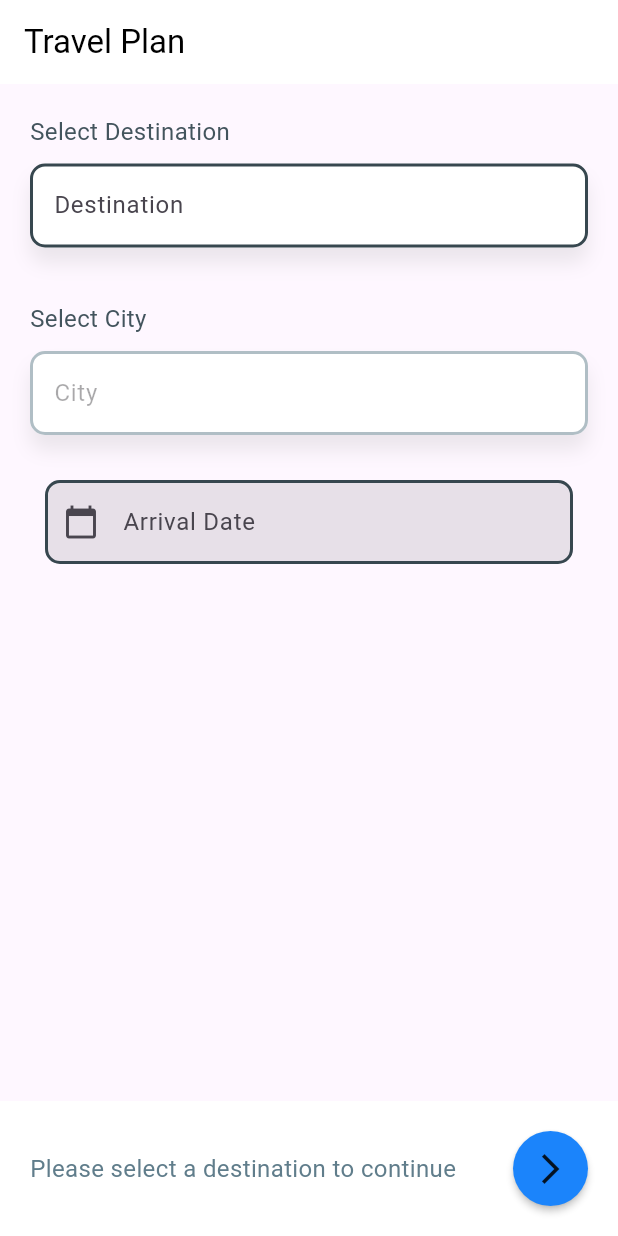
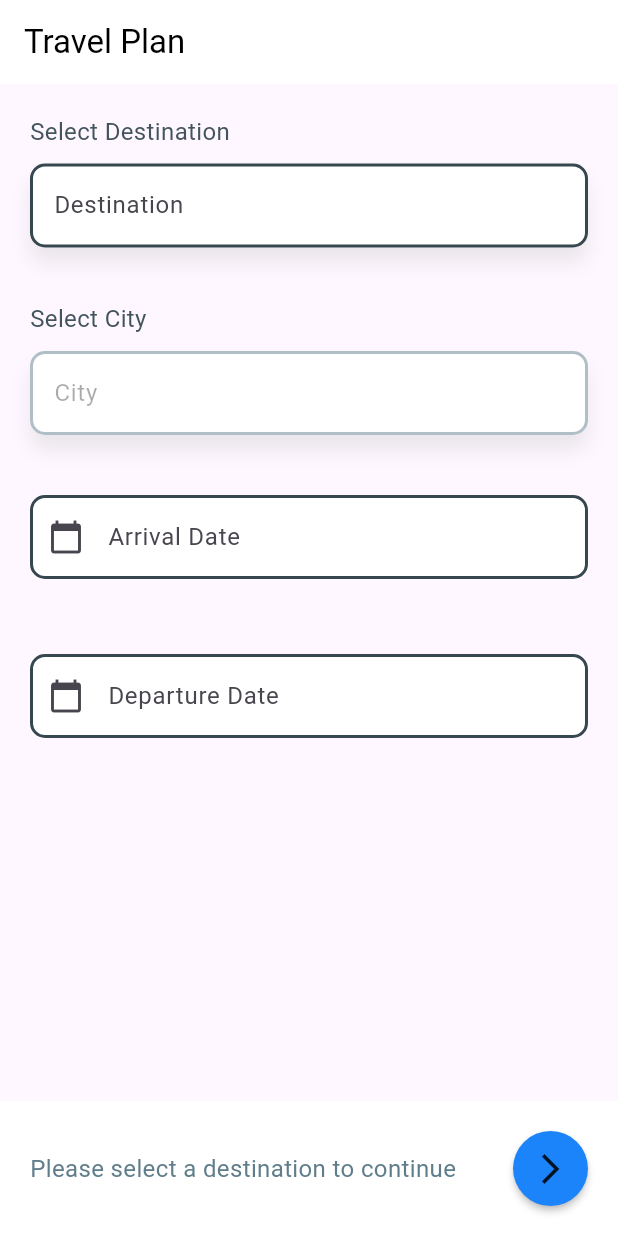
Before and after one commit to NZpatelK/Travel-Assistant, a Flutter app: the screen it shows after launch, on a phone screen of 412 x 824 dp. Run offline on Flutter 3.47's test engine with Material 3 defaults, Android fonts, the phone set to English and light mode, and no system bars; drawn by our look-alikes of searchfield.

Commit message:
add arrival and department date to the app

```diff
--- a/lib/datepicker.dart
+++ b/lib/datepicker.dart
@@ -2,7 +2,16 @@ import 'package:flutter/material.dart';
 import 'package:intl/intl.dart';
 
 class DatePicker extends StatefulWidget {
-  const DatePicker({super.key});
+  final String title;
+  final DateTime selectedDate;
+  final ValueChanged<DateTime> onDateChanged;
+
+  const DatePicker({
+    super.key,
+    required this.title,
+    required this.selectedDate,
+    required this.onDateChanged,
+  });
 
   @override
   _DatePickerState createState() => _DatePickerState();
@@ -16,13 +25,14 @@ class _DatePickerState extends State<DatePicker> {
     return Column(
       children: [
         Padding(
-          padding: const EdgeInsets.all(30),
+          padding: const EdgeInsets.fromLTRB(20, 40, 20, 10),
           child: TextField(
             controller: _dateController,
             decoration: InputDecoration(
-              labelText: 'Arrival Date',
+              labelText: widget.title,
               filled: true,
-              prefixIcon: Icon(Icons.calendar_today),
+              fillColor: Colors.white,
+              prefixIcon: const Icon(Icons.calendar_today),
               enabledBorder: OutlineInputBorder(
                 borderSide: BorderSide(
                   color: Colors.blueGrey.shade800,
@@ -57,7 +67,8 @@ class _DatePickerState extends State<DatePicker> {
 
     if (_picked != null) {
       setState(() {
-       _dateController.text = DateFormat('dd/MM/yyyy').format(_picked);
+        _dateController.text = DateFormat('dd/MM/yyyy').format(_picked);
+        widget.onDateChanged(_picked);
       });
     }
   }
--- a/lib/destination_search.dart
+++ b/lib/destination_search.dart
@@ -13,6 +13,9 @@ class DestinationSearch extends StatefulWidget {
 class _DestinationSearchState extends State<DestinationSearch> {
   String? _selectedDestination;
   String? _selectedCity;
+  DateTime? _arrivalDate;
+  DateTime? _departureDate;
+
   final FocusNode _focusNode = FocusNode();
 
   @override
@@ -29,6 +32,24 @@ class _DestinationSearchState extends State<DestinationSearch> {
   void dispose() {
     _focusNode.dispose();
     super.dispose();
+  }
+
+  bool checkInput() {
+    if (_selectedDestination == null ||
+        _selectedCity == null ||
+        _arrivalDate == null ||
+        _departureDate == null) {
+      return false;
+    }
+    return true;
+  }
+
+  String outputDisplay() {
+    final arrival = _arrivalDate;
+    final departure = _departureDate;
+    if (arrival == null || departure == null) return '';
+    final days = departure.difference(arrival).inDays;
+    return '$_selectedDestination - $_selectedCity, total days - $days';
   }
 
   @override
@@ -78,7 +99,24 @@ class _DestinationSearchState extends State<DestinationSearch> {
                 header: "Select City",
                 isDisabled: _selectedDestination == null,
               ),
-              const DatePicker(),
+              DatePicker(
+                title: "Arrival Date",
+                onDateChanged: (selectedDate) {
+                  setState(() {
+                    _arrivalDate = selectedDate;
+                  });
+                },
+                selectedDate: _arrivalDate ?? DateTime.now(),
+              ),
+              DatePicker(
+                title: "Departure Date",
+                onDateChanged: (selectedDate) {
+                  setState(() {
+                    _departureDate = selectedDate;
+                  });
+                },
+                selectedDate: _departureDate ?? DateTime.now(),
+              ),
               const Spacer(), // This pushes the bottom container to the bottom of the screen
               Container(
                 height: 90,
@@ -90,14 +128,14 @@ class _DestinationSearchState extends State<DestinationSearch> {
                 child: Row(
                   mainAxisAlignment: MainAxisAlignment.spaceBetween,
                   children: [
-                    _selectedDestination == null
+                    !checkInput()
                         ? const Text(
                             'Please select a destination to continue',
                             style:
                                 TextStyle(fontSize: 16, color: Colors.blueGrey),
                           )
                         : Text(
-                            _selectedDestination!,
+                            outputDisplay(),
                             style: TextStyle(
                                 color: Colors.grey.shade800,
                                 fontSize: 16,
```
